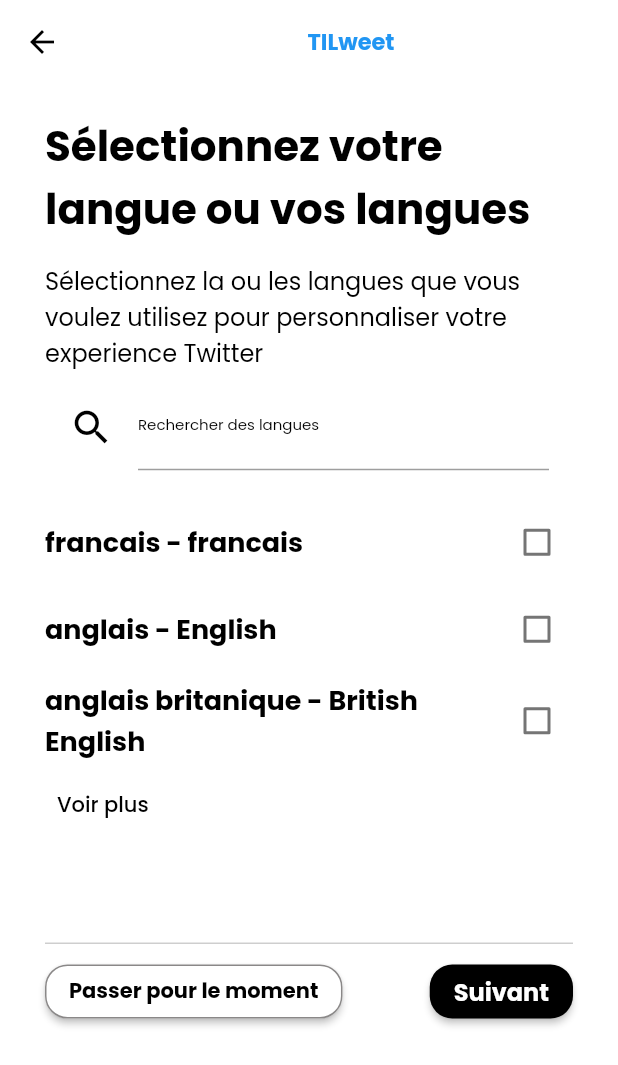
After one commit to TIENTCHEUisrael/TILweet, a Flutter app: the AuthPage3 screen opened by its route, on a phone screen of 412 x 824 dp. The commit adds this screen. Shown: the top 1065 px of the screen. Run offline on Flutter 3.47's test engine with Material 2 defaults, Android fonts, the phone set to English and light mode, and no system bars; our stand-ins replace flutter_spinkit, google_fonts.

Commit message:
second page finish

```diff
--- a/lib/components/routes/custum_routes.dart
+++ b/lib/components/routes/custum_routes.dart
@@ -1,7 +1,7 @@
 import 'package:flutter/material.dart';
-
 import '../screens/Authentification/authentificationPage2.dart';
 import '../../notfound.dart';
+import '../screens/Authentification/authentificationPage3.dart';
 import 'route_name.dart';
 
 class CustomRoute {
@@ -11,6 +11,9 @@ class CustomRoute {
       case authentificationAdd:
         r = MaterialPageRoute(builder: (_) => AuthPage2());
         break;
+      case authentificationAddlangue:
+        r = MaterialPageRoute(builder: (_) => AuthPage3());
+        break;
     }
     return r;
   }
--- a/lib/components/routes/route_name.dart
+++ b/lib/components/routes/route_name.dart
@@ -1,3 +1,4 @@
 const String homeRoute = "home";
 const String authentificationAdd = 'inscription';
+const String authentificationAddlangue = 'langue';
 const String authentificationlog = 'connexion';
--- a/lib/components/screens/Authentification/authentificationPage2.dart
+++ b/lib/components/screens/Authentification/authentificationPage2.dart
@@ -1,6 +1,8 @@
 import 'package:flutter/material.dart';
 import 'package:twitter_clone/components/widgets/textWidget.dart';
 import 'package:twitter_clone/constant/colors.dart';
+
+import '../../routes/route_name.dart';
 
 class AuthPage2 extends StatefulWidget {
   const AuthPage2({super.key});
@@ -150,6 +152,9 @@ class _AuthPage2State extends State<AuthPage2> {
                                     setState(() {
                                       _isfinish = true;
                                     });
+
+                                    Navigator.pushNamed(
+                                        context, authentificationAddlangue);
                                   }
                                 },
                                 child: Padding(
--- /dev/null
+++ b/lib/components/screens/Authentification/authentificationPage3.dart
@@ -0,0 +1,260 @@
+import 'package:flutter/material.dart';
+import 'package:google_fonts/google_fonts.dart';
+import 'package:twitter_clone/constant/colors.dart';
+
+import '../../widgets/textWidget.dart';
+
+class AuthPage3 extends StatefulWidget {
+  const AuthPage3({super.key});
+
+  @override
+  State<AuthPage3> createState() => _AuthPage3State();
+}
+
+class _AuthPage3State extends State<AuthPage3> {
+  TextEditingController _searchController = TextEditingController();
+  bool checkboxValue = false;
+  @override
+  Widget build(BuildContext context) {
+    var size = MediaQuery.of(context).size;
+    return Scaffold(
+      backgroundColor: white,
+      appBar: AppBar(
+        backgroundColor: white,
+        elevation: 0,
+        leading: BackButton(
+          color: black,
+        ),
+        title: TextWidget(
+          text: "TILweet",
+          color: Colors.blue,
+          size: 15,
+          fontWeight: FontWeight.bold,
+        ),
+      ),
+      body: Container(
+        margin: const EdgeInsets.symmetric(horizontal: 30),
+        height: size.height,
+        width: size.width,
+        child: SingleChildScrollView(
+          child: Column(
+            mainAxisAlignment: MainAxisAlignment.spaceEvenly,
+            children: [
+              Container(
+                margin: const EdgeInsets.symmetric(
+                  vertical: 5,
+                ),
+                child: Column(
+                  children: [
+                    Row(
+                      children: [
+                        Expanded(
+                          child: Container(
+                            margin: const EdgeInsets.only(left: 0, top: 15),
+                            child: TextWidget(
+                              text: "Sélectionnez votre langue ou vos langues",
+                              color: black,
+                              size: 28,
+                              fontWeight: FontWeight.bold,
+                            ),
+                          ),
+                        ),
+                      ],
+                    ),
+                    Row(
+                      children: [
+                        Expanded(
+                          child: Container(
+                            margin: const EdgeInsets.only(left: 0, top: 15),
+                            child: TextWidget(
+                              text:
+                                  "Sélectionnez la ou les langues que vous voulez utilisez pour personnaliser votre experience Twitter",
+                              color: black,
+                              size: 16,
+                            ),
+                          ),
+                        ),
+                      ],
+                    ),
+                    Container(
+                      margin: const EdgeInsets.only(top: 5, bottom: 15),
+                      child: ListTile(
+                        title: TextField(
+                          controller: _searchController,
+                          style: GoogleFonts.poppins(color: grey),
+                          onChanged: (value) {},
+                          decoration: InputDecoration(
+                            labelText: "Rechercher des langues",
+                            labelStyle: GoogleFonts.poppins(
+                              color: black,
+                              fontSize: 10,
+                            ),
+                            icon: Icon(
+                              Icons.search,
+                              color: black,
+                              size: 30,
+                            ),
+                          ),
+                        ),
+                      ),
+                    ),
+                    Container(
+                      margin: const EdgeInsets.symmetric(
+                        vertical: 5,
+                      ),
+                      child: Row(
+                        mainAxisAlignment: MainAxisAlignment.spaceBetween,
+                        children: [
+                          Container(
+                            child: TextWidget(
+                              text: "francais - francais",
+                              color: black,
+                              size: 18,
+                              fontWeight: FontWeight.bold,
+                            ),
+                          ),
+                          Checkbox(
+                            value: checkboxValue,
+                            onChanged: (value) {
+                              setState(() {
+                                checkboxValue = !checkboxValue;
+                              });
+                            },
+                          )
+                        ],
+                      ),
+                    ),
+                    Container(
+                      margin: const EdgeInsets.symmetric(
+                        vertical: 5,
+                      ),
+                      child: Row(
+                        mainAxisAlignment: MainAxisAlignment.spaceBetween,
+                        children: [
+                          Container(
+                            child: TextWidget(
+                              text: "anglais - English",
+                              color: black,
+                              size: 18,
+                              fontWeight: FontWeight.bold,
+                            ),
+                          ),
+                          Checkbox(
+                            value: checkboxValue,
+                            onChanged: (value) {
+                              setState(() {
+                                checkboxValue = !checkboxValue;
+                              });
+                            },
+                          )
+                        ],
+                      ),
+                    ),
+                    Container(
+                      margin: const EdgeInsets.symmetric(
+                        vertical: 5,
+                      ),
+                      child: Row(
+                        mainAxisAlignment: MainAxisAlignment.spaceBetween,
+                        children: [
+                          Container(
+                            child: Expanded(
+                              child: TextWidget(
+                                text: "anglais britanique - British English",
+                                color: black,
+                                size: 18,
+                                fontWeight: FontWeight.bold,
+                              ),
+                            ),
+                          ),
+                          Checkbox(
+                            value: checkboxValue,
+                            onChanged: (value) {
+                              setState(() {
+                                checkboxValue = !checkboxValue;
+                              });
+                            },
+                          ),
+                        ],
+                      ),
+                    ),
+                    Row(
+                      mainAxisAlignment: MainAxisAlignment.start,
+                      crossAxisAlignment: CrossAxisAlignment.start,
+                      children: [
+                        TextButton(
+                          onPressed: () {},
+                          child: TextWidget(
+                            text: 'Voir plus',
+                            color: black,
+                          ),
+                        ),
+                      ],
+                    ),
+                    SizedBox(
+                      height: 50,
+                    ),
+                  ],
+                ),
+              ),
+              Container(
+                margin: const EdgeInsets.symmetric(
+                  vertical: 5,
+                ),
+                child: Column(
+                  children: [
+                    Container(
+                      margin: const EdgeInsets.symmetric(vertical: 8),
+                      height: 0.5,
+                      width: size.width,
+                      color: grey,
+                    ),
+                    Row(
+                      mainAxisAlignment: MainAxisAlignment.spaceBetween,
+                      children: [
+                        ElevatedButton(
+                          style: ElevatedButton.styleFrom(
+                            shape: RoundedRectangleBorder(
+                              side: BorderSide(
+                                color: Color.fromARGB(255, 138, 136, 136),
+                              ),
+                              borderRadius: BorderRadius.circular(
+                                15,
+                              ),
+                            ),
+                            backgroundColor: white,
+                          ),
+                          onPressed: () {},
+                          child: TextWidget(
+                            text: "Passer pour le moment",
+                            color: black,
+                            fontWeight: FontWeight.bold,
+                          ),
+                        ),
+                        ElevatedButton(
+                          style: ElevatedButton.styleFrom(
+                            shape: RoundedRectangleBorder(
+                              borderRadius: BorderRadius.circular(15),
+                            ),
+                            backgroundColor: black,
+                          ),
+                          onPressed: () {},
+                          child: TextWidget(
+                            text: "Suivant",
+                            color: white,
+                            size: 16,
+                            fontWeight: FontWeight.bold,
+                          ),
+                        ),
+                      ],
+                    ),
+                  ],
+                ),
+              ),
+            ],
+          ),
+        ),
+      ),
+    );
+  }
+}
--- a/pubspec.yaml
+++ b/pubspec.yaml
@@ -38,6 +38,7 @@ dependencies:
   google_fonts: ^4.0.3
   flutter_spinkit: ^5.1.0
   flutter_native_splash: ^2.2.19
+  #checkbox_formfield: ^0.2.0
 
 
 dev_dependencies:
```
